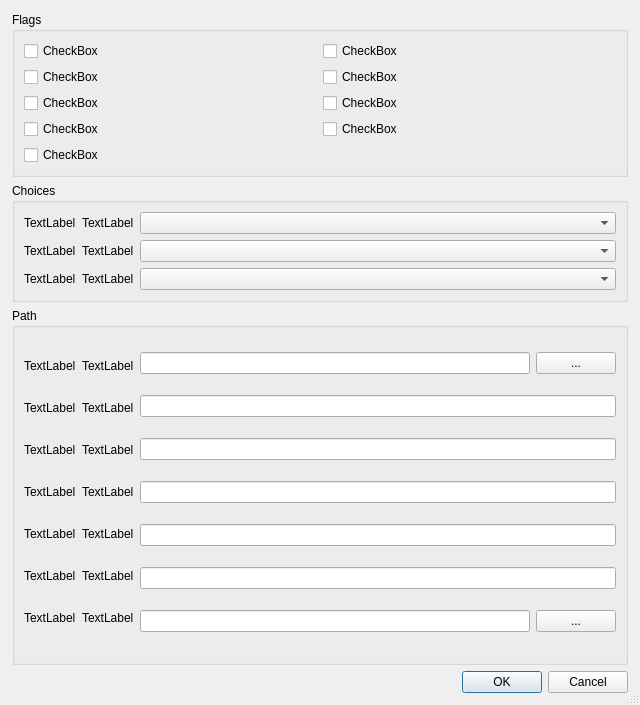
This is tidal_dl_ng/ui/dialog_settings.ui in exislow/tidal-dl-ng as Qt 5 draws it before an edit. The edited form follows.
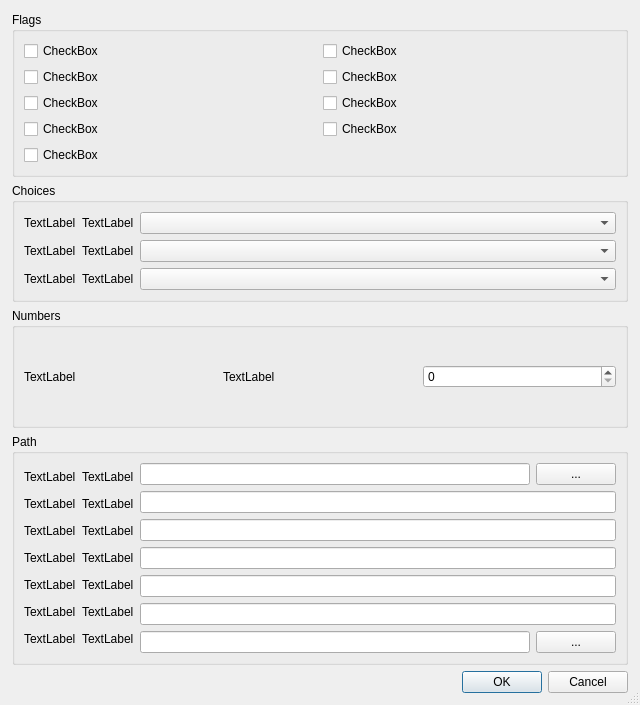
This is the edited form.

Commit message: ✨ Album track number padding can be set. Fixes #142

The edit to the form file:
```diff
--- a/tidal_dl_ng/ui/dialog_settings.ui
+++ b/tidal_dl_ng/ui/dialog_settings.ui
@@ -355,6 +355,40 @@
        </layout>
       </widget>
      </item>
+     <item>
+      <widget class="QGroupBox" name="gb_numbers">
+       <property name="title">
+        <string>Numbers</string>
+       </property>
+       <layout class="QVBoxLayout" name="verticalLayout_8">
+        <item>
+         <layout class="QHBoxLayout" name="horizontalLayout_9">
+          <item>
+           <widget class="QLabel" name="l_album_track_num_pad_min">
+            <property name="text">
+             <string>TextLabel</string>
+            </property>
+           </widget>
+          </item>
+          <item>
+           <widget class="QLabel" name="l_icon_album_track_num_pad_min">
+            <property name="text">
+             <string>TextLabel</string>
+            </property>
+           </widget>
+          </item>
+          <item>
+           <widget class="QSpinBox" name="sb_album_track_num_pad_min">
+            <property name="maximum">
+             <number>4</number>
+            </property>
+           </widget>
+          </item>
+         </layout>
+        </item>
+       </layout>
+      </widget>
+     </item>
      <item>
       <widget class="QGroupBox" name="gb_path">
        <property name="title">
```
The commit also changes 5 other files.
